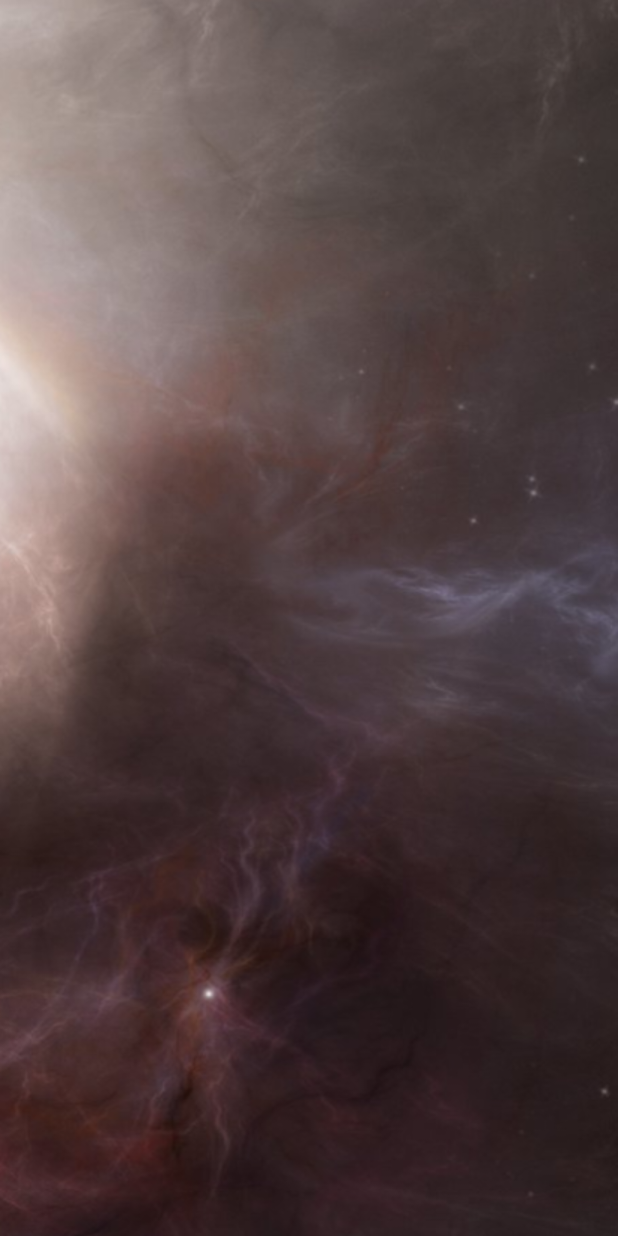
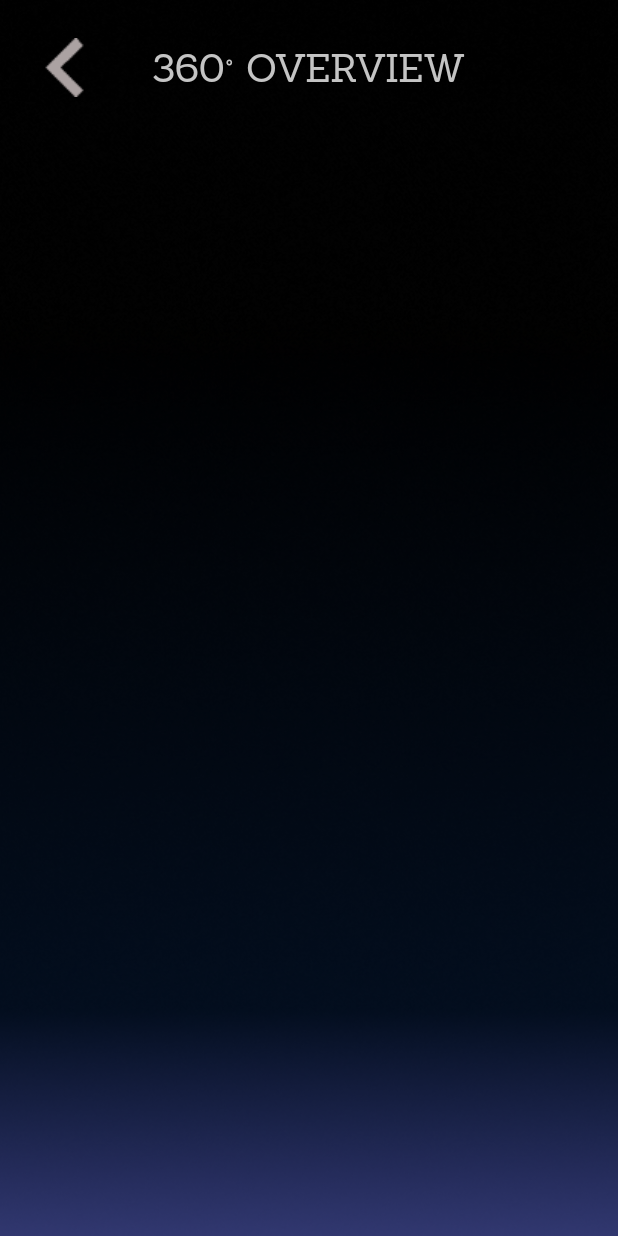
Before and after one commit to vreyes25/APIproject, an Android app: the FirstScreen screen opened directly, with no data from a screen before it, on a phone screen of 412 x 824 dp. Run offline under Robolectric (Android 15) with nearby library versions, the phone set to English and light mode, and no system bars.

Commit message:
Correción de Pantalla Principal

```diff
--- a/app/src/main/java/com/example/nasaapi_project/FirstScreen.kt
+++ b/app/src/main/java/com/example/nasaapi_project/FirstScreen.kt
@@ -1,11 +1,18 @@
 package com.example.nasaapi_project
 
+import android.content.Intent
 import androidx.appcompat.app.AppCompatActivity
 import android.os.Bundle
+import android.view.View
 
 class FirstScreen : AppCompatActivity() {
     override fun onCreate(savedInstanceState: Bundle?) {
         super.onCreate(savedInstanceState)
-        setContentView(R.layout.activity_first_screem)
+        setContentView(R.layout.activity_first_screen)
+    }
+
+    fun homeScreen(view: View){
+        val change = Intent(this, MainActivity::class.java)
+        startActivity(change)
     }
 }
--- a/app/src/main/res/drawable/btn_start.xml
+++ b/app/src/main/res/drawable/btn_start.xml
@@ -2,5 +2,5 @@
 <shape xmlns:android="http://schemas.android.com/apk/res/android"
     android:shape="rectangle">
     <corners android:radius="999dp" />
-    <solid android:color="#4B979191" />
+    <solid android:color="#9026292F" />
 </shape>
--- a/app/src/main/res/layout/activity_first_screem.xml
+++ /dev/null
@@ -1,10 +0,0 @@
-<?xml version="1.0" encoding="utf-8"?>
-<androidx.constraintlayout.widget.ConstraintLayout xmlns:android="http://schemas.android.com/apk/res/android"
-    xmlns:app="http://schemas.android.com/apk/res-auto"
-    xmlns:tools="http://schemas.android.com/tools"
-    android:layout_width="match_parent"
-    android:layout_height="match_parent"
-    tools:context=".FirstScreen"
-    android:background="@drawable/background1">
-
-</androidx.constraintlayout.widget.ConstraintLayout>
--- /dev/null
+++ b/app/src/main/res/layout/activity_first_screen.xml
@@ -0,0 +1,35 @@
+<?xml version="1.0" encoding="utf-8"?>
+<androidx.constraintlayout.widget.ConstraintLayout xmlns:android="http://schemas.android.com/apk/res/android"
+    xmlns:app="http://schemas.android.com/apk/res-auto"
+    xmlns:tools="http://schemas.android.com/tools"
+    android:layout_width="match_parent"
+    android:layout_height="match_parent"
+    android:background="@drawable/all_screens_background"
+    tools:context=".FirstScreen">
+
+    <ImageView
+        android:id="@+id/backArrow"
+        android:layout_width="wrap_content"
+        android:layout_height="wrap_content"
+        android:layout_marginStart="25dp"
+        android:layout_marginLeft="25dp"
+        android:layout_marginTop="25dp"
+        android:contentDescription="@string/backArrow"
+        android:onClick="homeScreen"
+        app:layout_constraintStart_toStartOf="parent"
+        app:layout_constraintTop_toTopOf="parent"
+        app:srcCompat="@drawable/back_arrow" />
+
+    <TextView
+        android:id="@+id/firstTitle"
+        android:layout_width="wrap_content"
+        android:layout_height="wrap_content"
+        android:layout_marginTop="28dp"
+        android:fontFamily="@font/sanchez_regular2"
+        android:text="@string/firstScreenTitle"
+        android:textColor="#C4C4C4"
+        android:textSize="26sp"
+        app:layout_constraintEnd_toEndOf="parent"
+        app:layout_constraintStart_toStartOf="parent"
+        app:layout_constraintTop_toTopOf="parent" />
+</androidx.constraintlayout.widget.ConstraintLayout>
--- a/app/src/main/res/values/colors.xml
+++ b/app/src/main/res/values/colors.xml
@@ -2,7 +2,7 @@
 <resources>
     <color name="purple_200">#FFBB86FC</color>
     <color name="purple_500">#FF6200EE</color>
-    <color name="purple_700">#000000</color>
+    <color name="purple_700">#0D0A0F</color>
     <color name="teal_200">#000000</color>
     <color name="teal_700">#FF018786</color>
     <color name="black">#FF000000</color>
--- a/app/src/main/res/values/strings.xml
+++ b/app/src/main/res/values/strings.xml
@@ -2,4 +2,6 @@
     <string name="app_name">NasaAPI_Project</string>
     <string name="start_button">START</string>
     <string name="title">NASA</string>
+    <string name="firstScreenTitle">360° OVERVIEW</string>
+    <string name="backArrow">Return Home Screen</string>
 </resources>
```
Also changed, not shown: app/src/main/res/layout/activity_main.xml (+7 -19 lines), app/src/main/res/drawable-v24/all_screens_background.png (added), app/src/main/res/drawable-v24/back_arrow.png (added), app/src/main/res/drawable-v24/home_screen.png (added), app/src/main/res/drawable/astronaut.png (deleted), app/src/main/res/drawable/background1.png (deleted), app/src/main/res/drawable/background_letters.png (deleted), app/src/main/res/font/sanchez_regular.otf (added), app/src/main/res/font/sanchez_regular2.otf (added).
